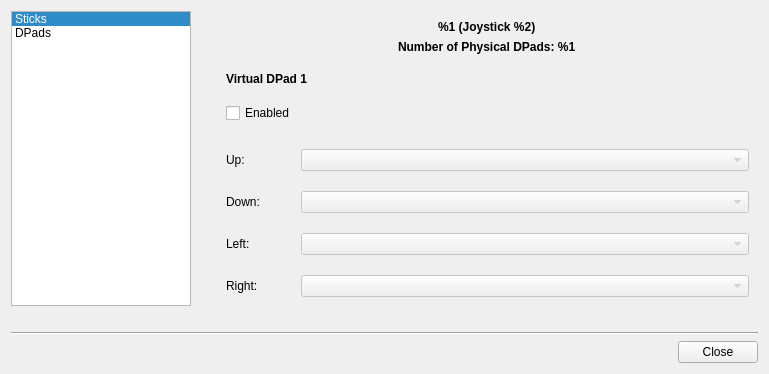
The window that src/advancestickassignmentdialog.ui (AntiMicroX/antimicrox) describes before a commit, drawn with Qt 5.
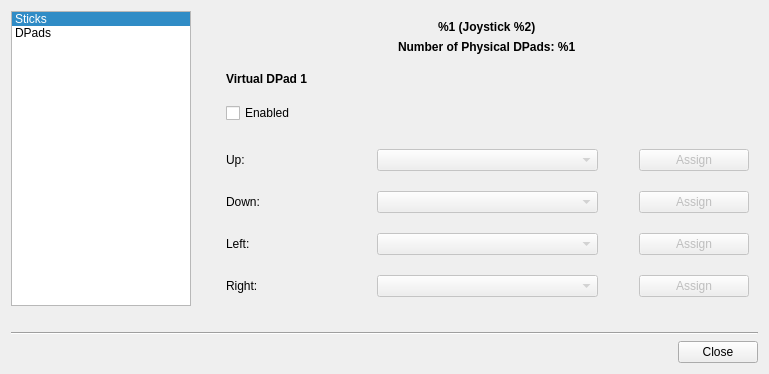
The same window after the commit. The open tabs and pages were chosen to show the change.

Commit message: Added quick assign push buttons to VDPad configuration.

```diff
--- a/src/advancestickassignmentdialog.ui
+++ b/src/advancestickassignmentdialog.ui
@@ -427,20 +427,13 @@
             </spacer>
            </item>
            <item>
-            <layout class="QFormLayout" name="formLayout">
+            <layout class="QGridLayout" name="gridLayout" columnstretch="1,2,1">
              <property name="horizontalSpacing">
               <number>41</number>
              </property>
              <property name="verticalSpacing">
               <number>20</number>
              </property>
-             <item row="0" column="0">
-              <widget class="QLabel" name="label_10">
-               <property name="text">
-                <string>Up:</string>
-               </property>
-              </widget>
-             </item>
              <item row="0" column="1">
               <widget class="QComboBox" name="vdpadUpComboBox">
                <property name="enabled">
@@ -469,8 +462,8 @@
                </property>
               </widget>
              </item>
-             <item row="2" column="1">
-              <widget class="QComboBox" name="vdpadLeftComboBox">
+             <item row="3" column="1">
+              <widget class="QComboBox" name="vdpadRightComboBox">
                <property name="enabled">
                 <bool>false</bool>
                </property>
@@ -483,13 +476,60 @@
                </property>
               </widget>
              </item>
-             <item row="3" column="1">
-              <widget class="QComboBox" name="vdpadRightComboBox">
+             <item row="0" column="0">
+              <widget class="QLabel" name="label_10">
+               <property name="text">
+                <string>Up:</string>
+               </property>
+              </widget>
+             </item>
+             <item row="2" column="1">
+              <widget class="QComboBox" name="vdpadLeftComboBox">
                <property name="enabled">
                 <bool>false</bool>
                </property>
               </widget>
              </item>
+             <item row="0" column="2">
+              <widget class="QPushButton" name="vdpadUpPushButton">
+               <property name="enabled">
+                <bool>false</bool>
+               </property>
+               <property name="text">
+                <string>Assign</string>
+               </property>
+              </widget>
+             </item>
+             <item row="1" column="2">
+              <widget class="QPushButton" name="vdpadDownPushButton">
+               <property name="enabled">
+                <bool>false</bool>
+               </property>
+               <property name="text">
+                <string>Assign</string>
+               </property>
+              </widget>
+             </item>
+             <item row="2" column="2">
+              <widget class="QPushButton" name="vdpadLeftPushButton">
+               <property name="enabled">
+                <bool>false</bool>
+               </property>
+               <property name="text">
+                <string>Assign</string>
+               </property>
+              </widget>
+             </item>
+             <item row="3" column="2">
+              <widget class="QPushButton" name="vdpadRightPushButton">
+               <property name="enabled">
+                <bool>false</bool>
+               </property>
+               <property name="text">
+                <string>Assign</string>
+               </property>
+              </widget>
+             </item>
             </layout>
            </item>
           </layout>
```
The commit also changes 4 other files.
